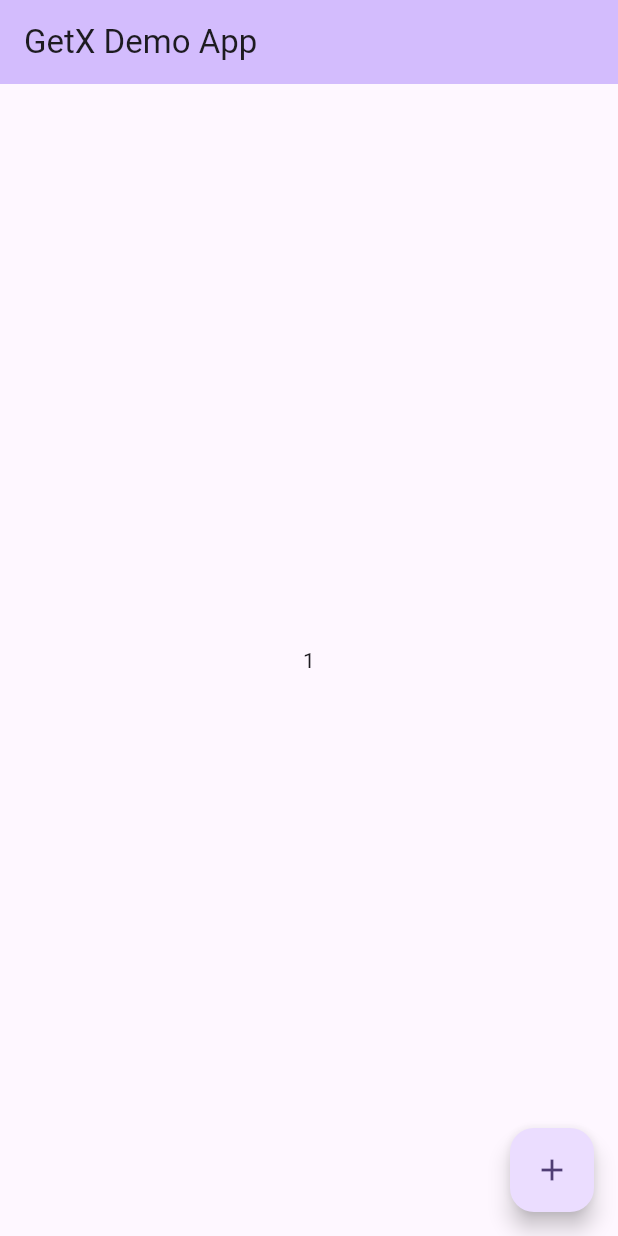
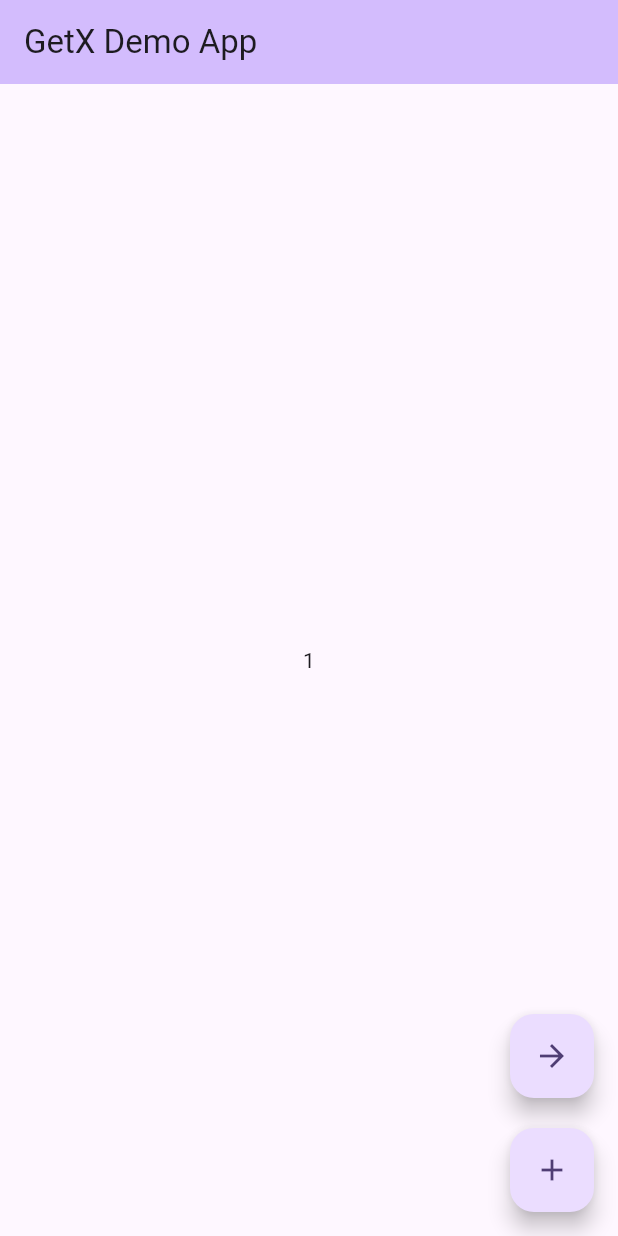
Before and after one commit to Thamzihmani/getx_demo, a Flutter app: the screen it shows after launch, after a tap on the "add" icon, on a phone screen of 412 x 824 dp. Run offline on Flutter 3.47's test engine with Material 2 defaults, Android fonts, the phone set to English and light mode, and no system bars; our stand-ins replace get.

```diff
--- a/lib/main.dart
+++ b/lib/main.dart
@@ -1,4 +1,5 @@
 import 'package:flutter/material.dart';
+import 'package:get/get_navigation/src/root/get_material_app.dart';
 import 'package:getx_demo/views/home_page.dart';
 
 void main() {
@@ -10,7 +11,7 @@ class MyApp extends StatelessWidget {
 
   @override
   Widget build(BuildContext context) {
-    return MaterialApp(
+    return GetMaterialApp(
       title: 'GetX App',
       theme: ThemeData(
         colorScheme: ColorScheme.fromSeed(seedColor: Colors.deepPurple),
--- a/lib/views/home_page.dart
+++ b/lib/views/home_page.dart
@@ -1,5 +1,6 @@
 import 'package:flutter/material.dart';
 import 'package:get/get.dart';
+import 'package:getx_demo/views/first_page.dart';
 
 import '../controller/increment_controller.dart';
 
@@ -11,7 +12,7 @@ class MyHomePage extends StatefulWidget {
   State<MyHomePage> createState() => _MyHomePageState();
 }
 class _MyHomePageState extends State<MyHomePage> {
-  IncrementController controller = Get.put(IncrementController());
+  final IncrementController _controller = Get.put(IncrementController());
   @override
   Widget build(BuildContext context) {
     return Scaffold(
@@ -20,12 +21,26 @@ class _MyHomePageState extends State<MyHomePage> {
         title: Text(widget.title),
       ),
       body: GetBuilder<IncrementController>(builder: (controller) => Center(child: Text("${controller.value}"),)),
-      floatingActionButton: FloatingActionButton(
-        onPressed: () {
-          controller.increment();
-        },
-        tooltip: 'Increment',
-        child: const Icon(Icons.add),
+      floatingActionButton: Column(
+        mainAxisAlignment: MainAxisAlignment.end,
+        children: [
+          FloatingActionButton(
+            heroTag: "Page navigation",
+            onPressed: () {
+             Get.to(()=>const FirstPage());
+            },
+            tooltip: 'Increment',
+            child: const Icon(Icons.arrow_forward_outlined),
+          ),
+          const SizedBox(height: 20,),
+          FloatingActionButton(heroTag: "Increment",
+            onPressed: () {
+              _controller.increment();
+            },
+            tooltip: 'Increment',
+            child: const Icon(Icons.add),
+          ),
+        ],
       ),
     );
   }
```
Also changed, not shown: lib/views/first_page.dart (added, +15 -0 lines).
